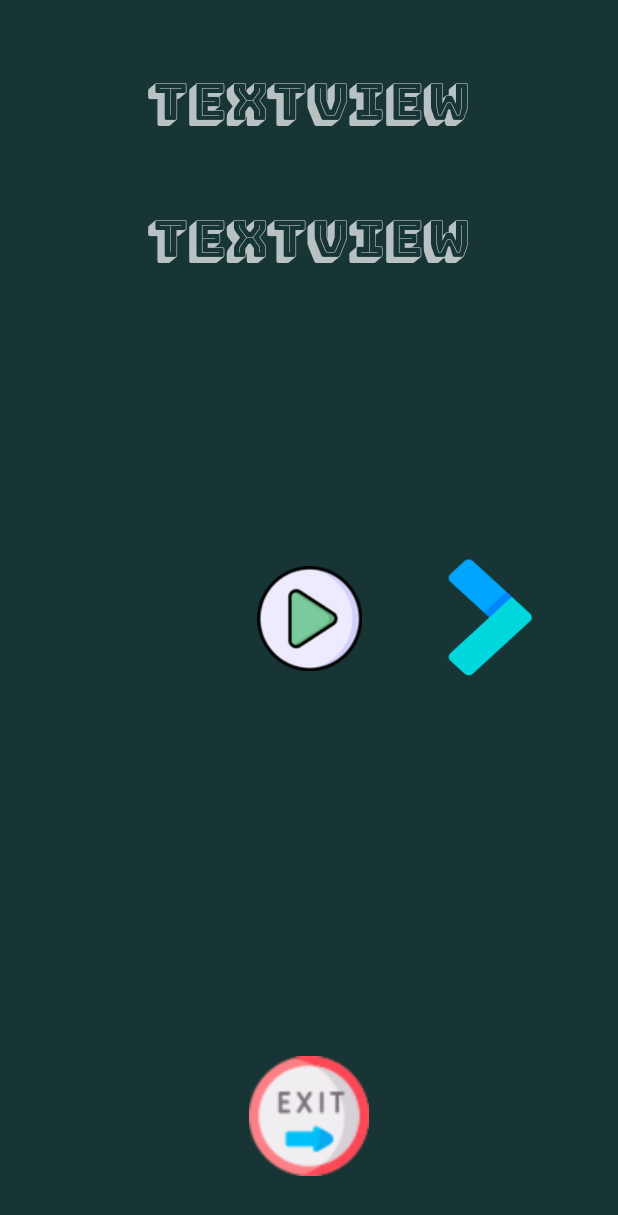
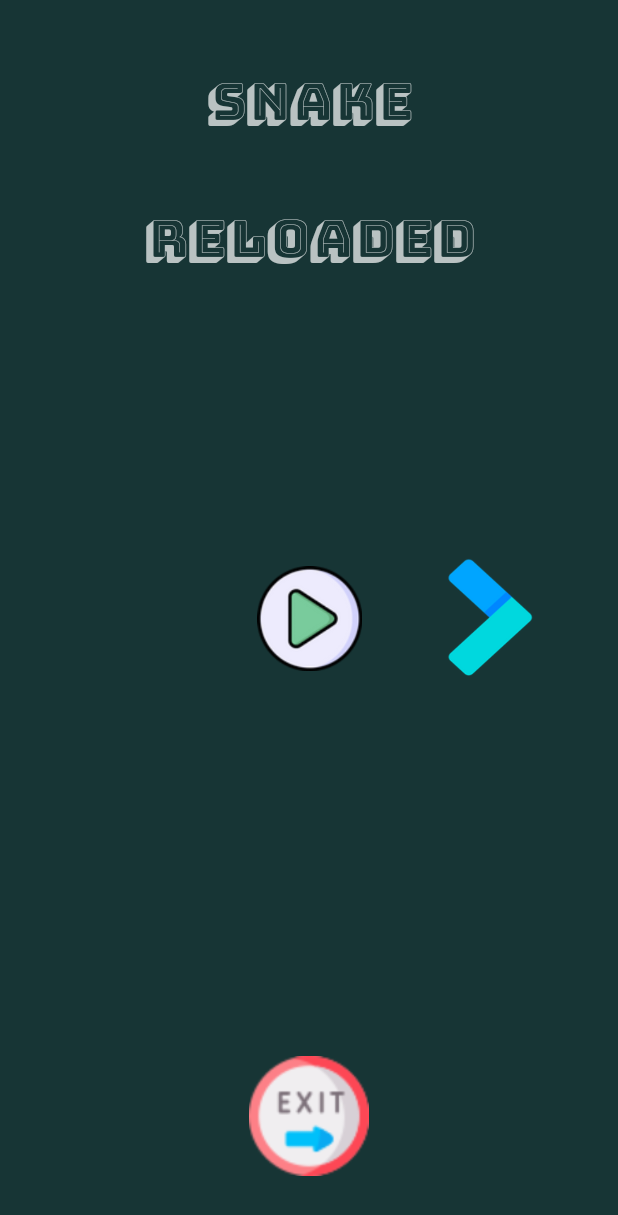
Before and after one commit to arbajmessiali/Snake, an Android app: the screen it shows after launch (StartMenu), on a phone screen of 412 x 824 dp. Shown: the top 1215 px of the screen. Run offline under Robolectric (Android 15) with nearby library versions, the phone set to English and light mode, and no system bars.

Commit message:
implement bomb
implement bomb res
fix some start menu issues

```diff
--- a/app/src/main/res/layout/start_menu.xml
+++ b/app/src/main/res/layout/start_menu.xml
@@ -69,7 +69,7 @@
         android:layout_height="wrap_content"
         android:layout_marginTop="24dp"
         android:fontFamily="@font/bungee_shade"
-        android:text="TextView"
+        android:text="Snake"
         android:textSize="34sp"
         app:layout_constraintEnd_toEndOf="parent"
         app:layout_constraintStart_toStartOf="parent"
@@ -82,7 +82,7 @@
         android:layout_height="wrap_content"
         android:layout_marginTop="4dp"
         android:fontFamily="@font/bungee_shade"
-        android:text="TextView"
+        android:text="Reloaded"
         android:textSize="34sp"
         app:layout_constraintEnd_toEndOf="parent"
         app:layout_constraintStart_toStartOf="parent"
@@ -94,14 +94,13 @@
         android:layout_width="wrap_content"
         android:layout_height="wrap_content"
         android:fontFamily="cursive"
-        android:text="TextView"
+        android:text="@string/sub"
         android:textSize="34sp"
         app:layout_constraintBottom_toTopOf="@+id/exitbtn"
         app:layout_constraintEnd_toEndOf="parent"
         app:layout_constraintStart_toStartOf="parent"
         app:layout_constraintTop_toBottomOf="@+id/textView4"
-        app:layout_constraintVertical_bias="0.312"
-        tools:text="Are you sure this is easy??" />
+        app:layout_constraintVertical_bias="0.312" />
 
     <TextView
         android:id="@+id/textView4"
@@ -109,14 +108,13 @@
         android:layout_height="wrap_content"
         android:layout_marginTop="36dp"
         android:fontFamily="casual"
-        android:text="TextView"
+        android:text="EASY MODE"
         android:textSize="34sp"
         app:layout_constraintBottom_toBottomOf="parent"
         app:layout_constraintEnd_toEndOf="parent"
         app:layout_constraintHorizontal_bias="0.486"
         app:layout_constraintStart_toStartOf="parent"
         app:layout_constraintTop_toBottomOf="@+id/startbtn"
-        app:layout_constraintVertical_bias="0.004"
-        tools:text="EASY MODE" />
+        app:layout_constraintVertical_bias="0.004" />
 
 </androidx.constraintlayout.widget.ConstraintLayout>
--- a/app/src/main/res/values/strings.xml
+++ b/app/src/main/res/values/strings.xml
@@ -2,4 +2,5 @@
     <string name="app_name">Snake Reloaded</string>
     <string name="description">Food for the snake</string>
     <string name="trophy">Highest score for the game</string>
+    <string name="sub">Are you sure this is easy??</string>
 </resources>
```
Also changed, not shown: app/src/main/java/com/example/myapplication/Bomb.java (added, +58 -0 lines), app/src/main/java/com/example/myapplication/GameView.java (+35 -2 lines), app/src/main/res/drawable/bomb.png (added).
